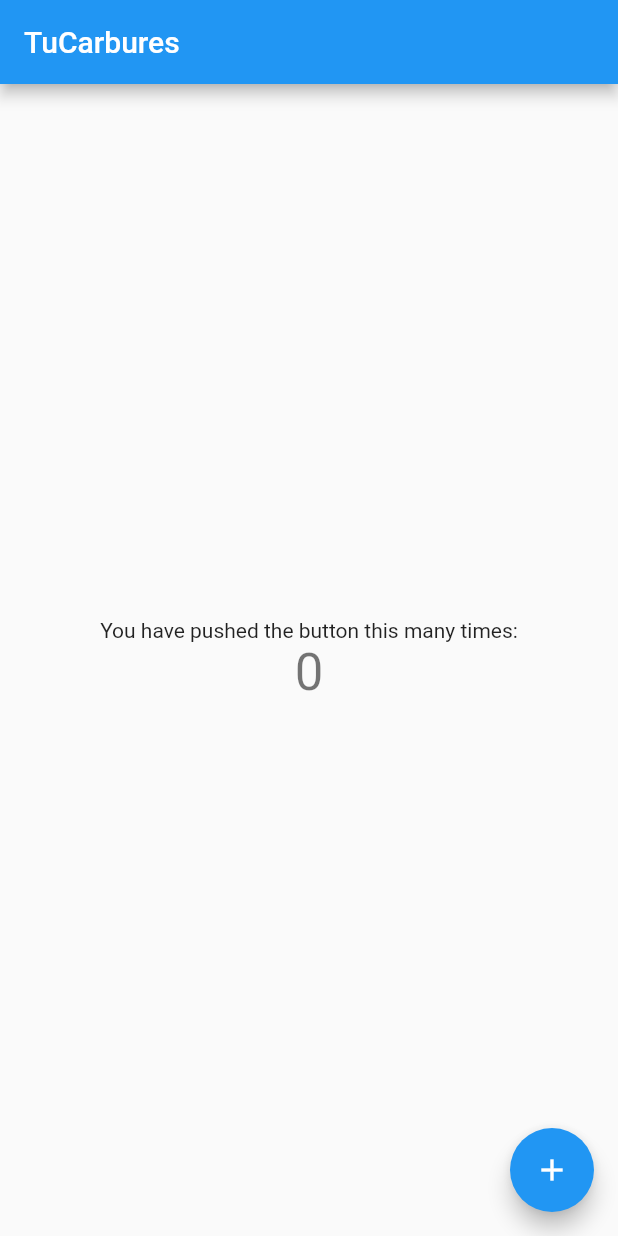
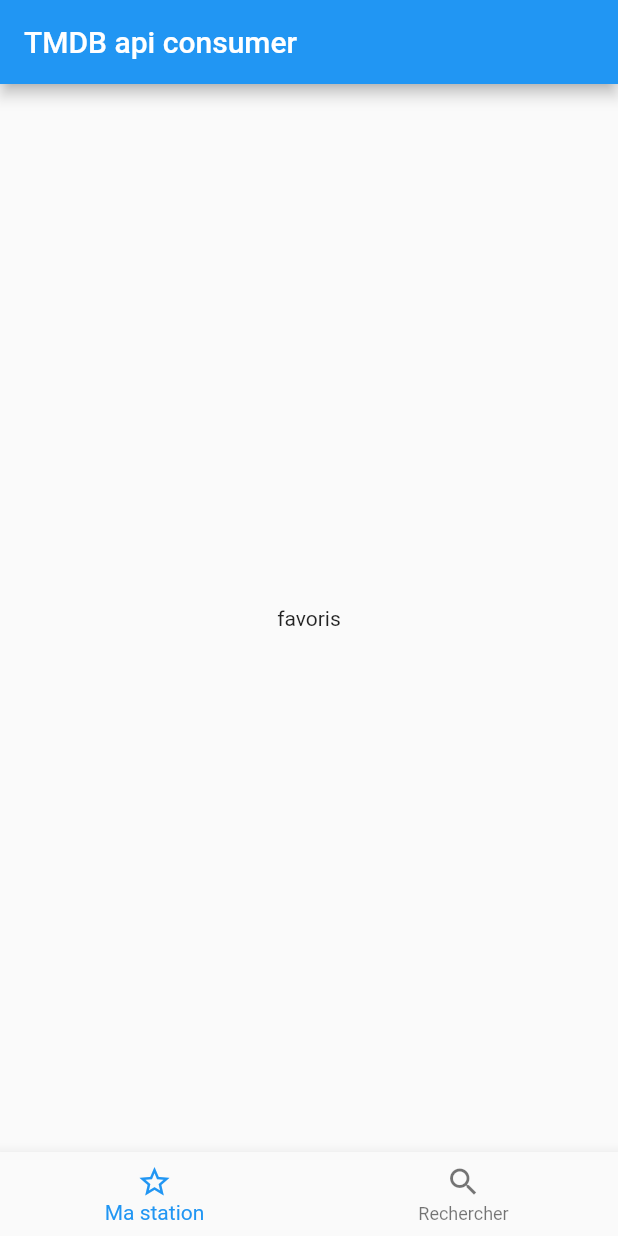
Before and after one commit to Coeurtisol/tucarburesflutter, a Flutter app: the screen it shows after launch, on a phone screen of 412 x 824 dp. Run offline on Flutter 3.47's test engine with Material 2 defaults, Android fonts, the phone set to English and light mode, and no system bars.

Commit message:
bottom navigation bar

```diff
--- a/lib/main.dart
+++ b/lib/main.dart
@@ -1,4 +1,5 @@
 import 'package:flutter/material.dart';
+import 'package:tucarburesflutter/screen/main_page.dart';
 
 void main() {
   runApp(const MyApp());
@@ -14,54 +15,8 @@
       theme: ThemeData(
         primarySwatch: Colors.blue,
       ),
-      home: const MyHomePage(title: 'TuCarbures'),
+      home: const MainPage(title: 'TMDB api consumer'),
+      debugShowCheckedModeBanner: false,
     );
   }
 }
-
-class MyHomePage extends StatefulWidget {
-  const MyHomePage({Key? key, required this.title}) : super(key: key);
-
-  final String title;
-
-  @override
-  State<MyHomePage> createState() => _MyHomePageState();
-}
-
-class _MyHomePageState extends State<MyHomePage> {
-  int _counter = 0;
-
-  void _incrementCounter() {
-    setState(() {
-      _counter++;
-    });
-  }
-
-  @override
-  Widget build(BuildContext context) {
-    return Scaffold(
-      appBar: AppBar(
-        title: Text(widget.title),
-      ),
-      body: Center(
-        child: Column(
-          mainAxisAlignment: MainAxisAlignment.center,
-          children: <Widget>[
-            const Text(
-              'You have pushed the button this many times:',
-            ),
-            Text(
-              '$_counter',
-              style: Theme.of(context).textTheme.headline4,
-            ),
-          ],
-        ),
-      ),
-      floatingActionButton: FloatingActionButton(
-        onPressed: _incrementCounter,
-        tooltip: 'Increment',
-        child: const Icon(Icons.add),
-      ),
-    );
-  }
-}
--- /dev/null
+++ b/lib/screen/favoris_page.dart
@@ -0,0 +1,12 @@
+import 'package:flutter/material.dart';
+
+class FavorisPage extends StatelessWidget {
+  const FavorisPage({Key? key}) : super(key: key);
+
+  @override
+  Widget build(BuildContext context) {
+    return Center(
+      child: Text("favoris"),
+    );
+  }
+}
--- /dev/null
+++ b/lib/screen/main_page.dart
@@ -0,0 +1,44 @@
+import 'package:flutter/material.dart';
+import 'package:tucarburesflutter/screen/favoris_page.dart';
+import 'package:tucarburesflutter/screen/recherche_page.dart';
+
+class MainPage extends StatefulWidget {
+  const MainPage({Key? key, required this.title}) : super(key: key);
+  final String title;
+
+  @override
+  State<MainPage> createState() => _MainPageState();
+}
+
+class _MainPageState extends State<MainPage> {
+  final List<Widget> _widgets = [
+    const FavorisPage(),
+    const RecherchePage(),
+  ];
+
+  int _index = 0;
+
+  void _changePage(int index) {
+    setState(() {
+      _index = index;
+    });
+  }
+
+  @override
+  Widget build(BuildContext context) {
+    return Scaffold(
+      appBar: AppBar(
+        title: Text(widget.title),
+      ),
+      body: _widgets[_index],
+      bottomNavigationBar: BottomNavigationBar(
+        onTap: _changePage,
+        currentIndex: _index,
+        items: [
+          BottomNavigationBarItem(icon: Icon(Icons.star_border_outlined), label: 'Ma station'),
+          BottomNavigationBarItem(icon: Icon(Icons.search_outlined), label: 'Rechercher'),
+        ],
+      ),
+    );
+  }
+}
--- /dev/null
+++ b/lib/screen/recherche_page.dart
@@ -0,0 +1,12 @@
+import 'package:flutter/material.dart';
+
+class RecherchePage extends StatelessWidget {
+  const RecherchePage({Key? key}) : super(key: key);
+
+  @override
+  Widget build(BuildContext context) {
+    return Center(
+      child: Text("recherche"),
+    );
+  }
+}
```
